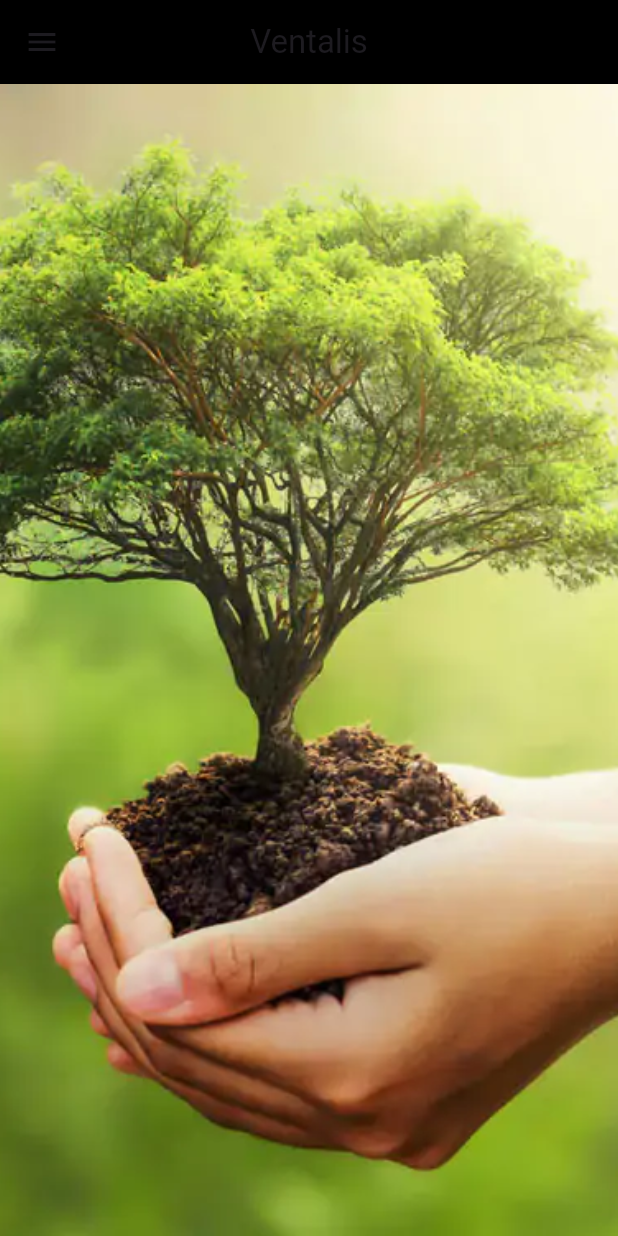
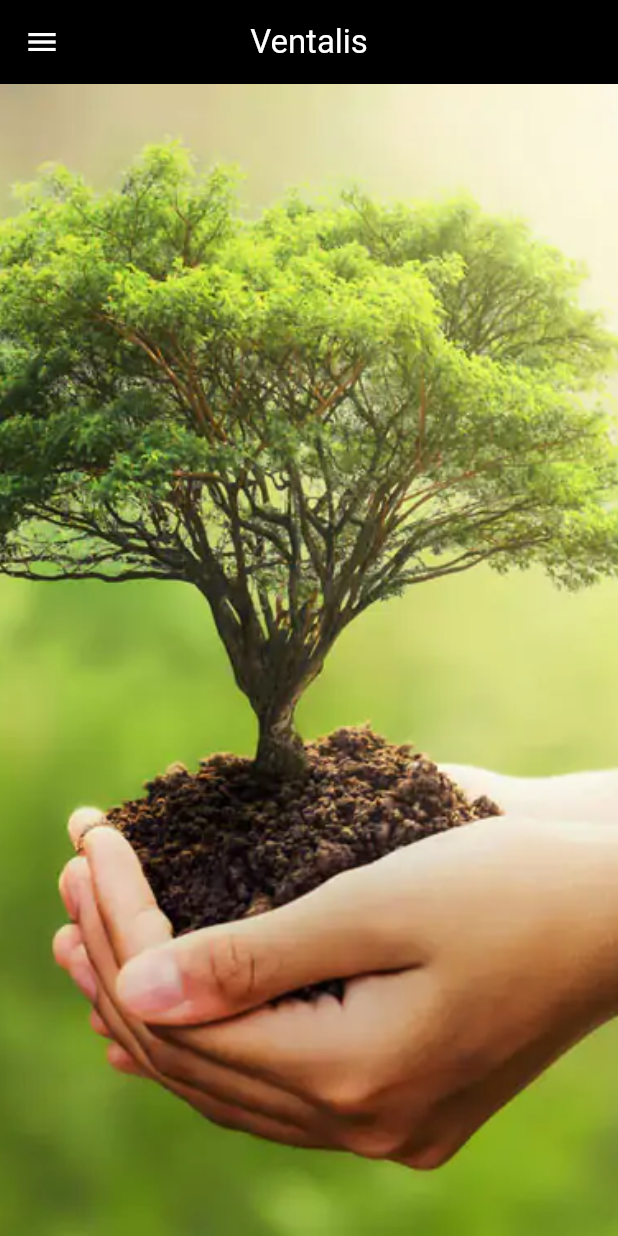
Before and after one commit to GlennSilpa/ventalis_ecf, a Flutter app: the HomePageConnecte screen opened directly, on a phone screen of 412 x 824 dp. Run offline on Flutter 3.47's test engine with Material 3 defaults, Android fonts, the phone set to English and light mode, and no system bars; our stand-ins replace flutter_chat_bubble, fluttertoast, font_awesome_flutter, get, image_picker, shared_preferences; missing offline and left inert: image_picker_web; accounts and stored records are empty.

Commit message:
New commit  7/3

```diff
--- a/lib/main.dart
+++ b/lib/main.dart
@@ -23,7 +23,7 @@ class MainApp extends StatelessWidget {
         debugShowCheckedModeBanner: false,
         home: FutureBuilder(
             builder: (context, dataSnapShot) {
-              return ChatList();
+              return VendeurLoginScreen();
             },
             future: Future.value()));
   }
--- a/lib/users/fragments/page_acceuil_connecte.dart
+++ b/lib/users/fragments/page_acceuil_connecte.dart
@@ -33,8 +33,11 @@ class _HomePageState extends State<HomePageConnecte> {
           return Scaffold(
               appBar: AppBar(
                 centerTitle: true,
-                title: const Text("Ventalis"),
+                title: const Text("Ventalis", style: TextStyle(color: Colors.white)),
                 backgroundColor: Colors.black,
+                iconTheme: IconThemeData(
+                  color: Colors.white
+                ),
               ),
               drawer: Drawer(
                 child: ListView(
```
